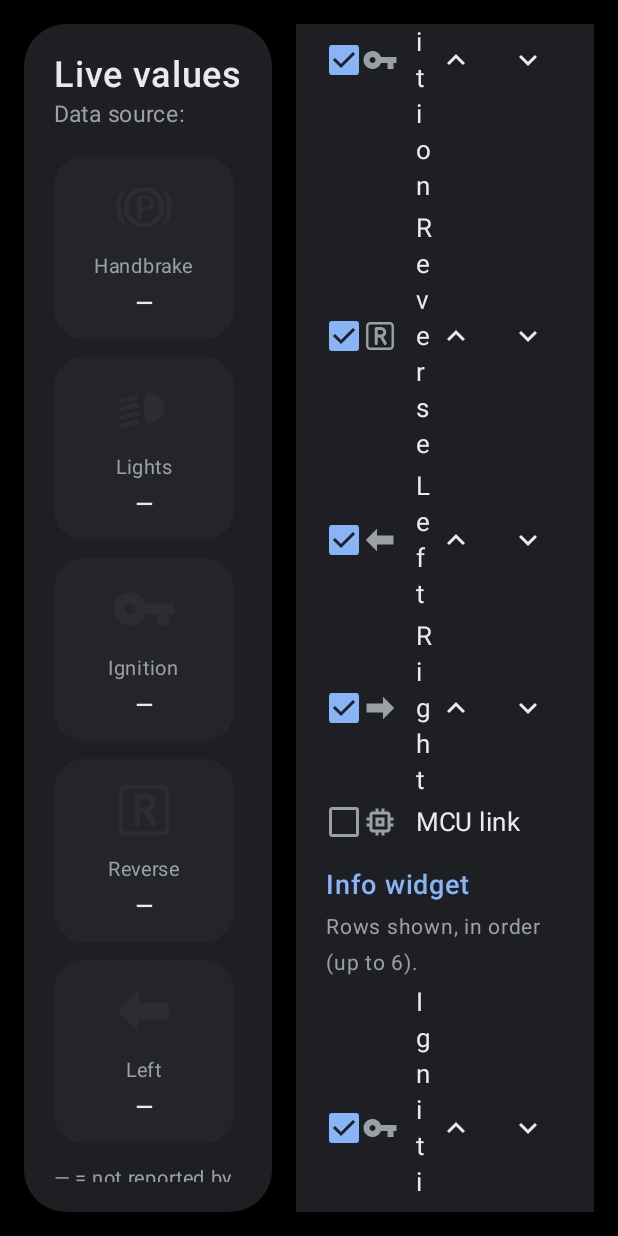
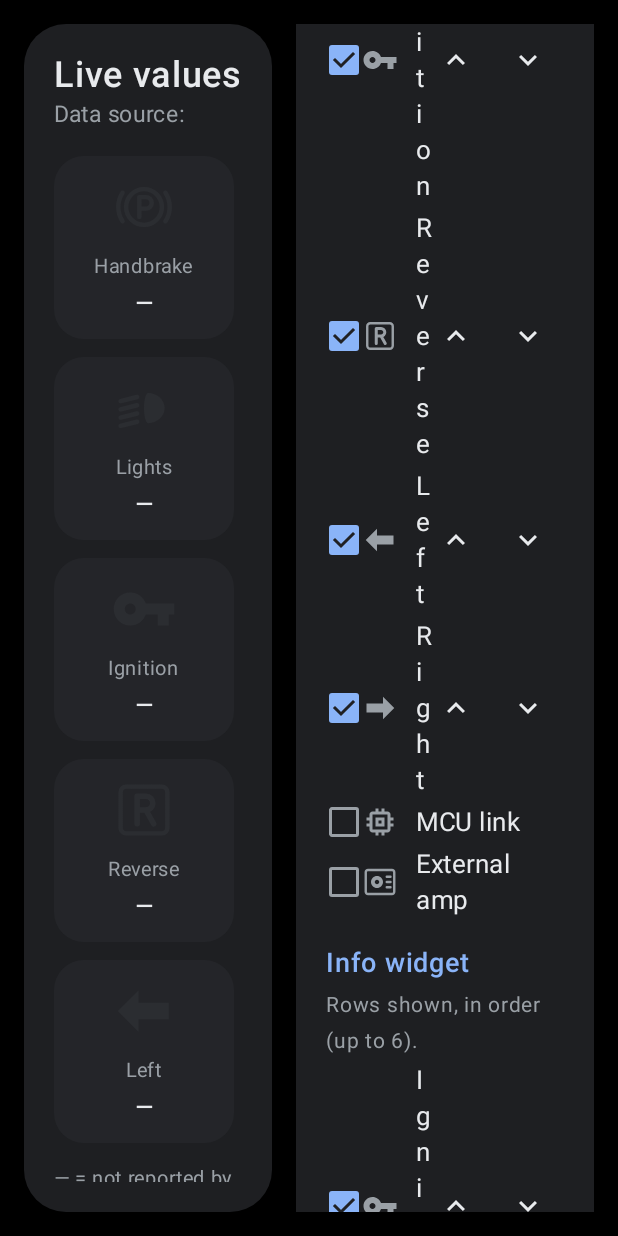
Before and after one commit to LibreHU/LibreHU-widget-app, an Android app built with Jetpack Compose: the screen it shows after launch (MainActivity), scrolled down 554 dp, on a phone screen of 412 x 824 dp. Run offline under Robolectric (Android 15) with nearby library versions, the phone set to English and light mode, and no system bars.

Commit message:
External amplifier probe; redraw on launcher theme changes
- New EXT_AMP probe: lamp lit while the external amplifier remote (REM)
  output is powered (setting enabled and ignition on); in the default
  info rows; simulated in demo mode.
- THEME_CHANGED from the launcher (sent to this package) restarts the
  widget service when widgets exist.

Co-Authored-By: Claude Opus 5.5 <noreply@anthropic.com>
Claude-Session: https://claude.ai/code/session_011cBHDDd5gMBpcC8eHigZCi

```diff
--- a/app/src/main/java/org/librehu/widgets/data/Probe.kt
+++ b/app/src/main/java/org/librehu/widgets/data/Probe.kt
@@ -16,6 +16,8 @@ data class VehicleData(
     val mcuVersion: String? = null,
     val volume: Int? = null,
     val maxVolume: Int? = null,
+    /** External amplifier remote (REM) output powered: setting enabled and ignition on. */
+    val externalAmp: Boolean? = null,
     /** SystemClock.elapsedRealtime() when the ignition was switched on (trip timer), null when off / unknown. */
     val accSince: Long? = null,
 )
@@ -39,6 +41,7 @@ enum class Probe(
     TURN_LEFT(ProbeKind.STATE, R.string.probe_turn_left, R.drawable.ic_probe_turn_left, 0xFF4CAF50.toInt()),
     TURN_RIGHT(ProbeKind.STATE, R.string.probe_turn_right, R.drawable.ic_probe_turn_right, 0xFF4CAF50.toInt()),
     LINK(ProbeKind.STATE, R.string.probe_link, R.drawable.ic_probe_link, 0xFF8AB4F8.toInt()),
+    EXT_AMP(ProbeKind.STATE, R.string.probe_ext_amp, R.drawable.ic_probe_amp, 0xFFFFB300.toInt()),
     MCU_VERSION(ProbeKind.TEXT, R.string.probe_mcu_version, R.drawable.ic_probe_link, 0),
     VOLUME(ProbeKind.TEXT, R.string.probe_volume, R.drawable.ic_probe_volume, 0),
     TRIP(ProbeKind.TEXT, R.string.probe_trip, R.drawable.ic_probe_trip, 0),
@@ -53,6 +56,7 @@ enum class Probe(
             TURN_LEFT -> d.turnLeft
             TURN_RIGHT -> d.turnRight
             LINK -> d.linkOnline
+            EXT_AMP -> d.externalAmp
             else -> null
         }
 
--- a/app/src/main/java/org/librehu/widgets/data/WidgetSettings.kt
+++ b/app/src/main/java/org/librehu/widgets/data/WidgetSettings.kt
@@ -11,7 +11,7 @@ data class WidgetSettings(
     /** Indicator lamps of the "indicators" widget, in order. */
     val indicators: List<Probe> = listOf(Probe.HANDBRAKE, Probe.HEADLIGHTS, Probe.ACC, Probe.REVERSE, Probe.TURN_LEFT, Probe.TURN_RIGHT),
     /** Rows of the "info" widget, in order. */
-    val infoRows: List<Probe> = listOf(Probe.ACC, Probe.HANDBRAKE, Probe.TRIP, Probe.VOLUME, Probe.MCU_VERSION),
+    val infoRows: List<Probe> = listOf(Probe.ACC, Probe.HANDBRAKE, Probe.EXT_AMP, Probe.TRIP, Probe.VOLUME, Probe.MCU_VERSION),
     val showLabels: Boolean = true,
     val clockShowsTrip: Boolean = true,
     val theme: ThemeMode = ThemeMode.FOLLOW,
--- a/app/src/main/java/org/librehu/widgets/source/VehicleSource.kt
+++ b/app/src/main/java/org/librehu/widgets/source/VehicleSource.kt
@@ -57,6 +57,7 @@ class DemoSource : VehicleSource {
                         mcuVersion = "JCST_AC8257_8T7-2024.08.09",
                         volume = 12 + tick % 6,
                         maxVolume = 40,
+                        externalAmp = (tick / 6) % 2 == 0,
                         accSince = since,
                     ),
                 )
--- /dev/null
+++ b/app/src/main/res/drawable/ic_probe_amp.xml
@@ -0,0 +1,20 @@
+<vector xmlns:android="http://schemas.android.com/apk/res/android"
+    android:width="48dp"
+    android:height="48dp"
+    android:viewportWidth="24"
+    android:viewportHeight="24">
+    <!-- Amplifier: box with a speaker and level marks. -->
+    <path
+        android:pathData="M4,4h16a1.5,1.5 0 0,1 1.5,1.5v13a1.5,1.5 0 0,1 -1.5,1.5h-16a1.5,1.5 0 0,1 -1.5,-1.5v-13a1.5,1.5 0 0,1 1.5,-1.5z"
+        android:strokeColor="#FFFFFFFF"
+        android:strokeLineJoin="round"
+        android:strokeWidth="1.6" />
+    <path
+        android:fillColor="#FFFFFFFF"
+        android:pathData="M10,12m-4,0a4,4 0 1,1 8,0a4,4 0 1,1 -8,0M10,12m-1.5,0a1.5,1.5 0 1,0 3,0a1.5,1.5 0 1,0 -3,0" />
+    <path
+        android:pathData="M16.5,8.5h2.5M16.5,12h2.5M16.5,15.5h2.5"
+        android:strokeColor="#FFFFFFFF"
+        android:strokeLineCap="round"
+        android:strokeWidth="1.6" />
+</vector>
--- a/app/src/main/res/values/strings.xml
+++ b/app/src/main/res/values/strings.xml
@@ -44,4 +44,5 @@
     <string name="move_up">Up</string>
     <string name="move_down">Down</string>
     <string name="unknown_hint">— = not reported by this data source.</string>
+    <string name="probe_ext_amp">External amp</string>
 </resources>
```
Also changed, not shown: app/src/main/AndroidManifest.xml (+8 -0 lines), app/src/main/java/org/librehu/widgets/ThemeChangedReceiver.kt (added, +16 -0 lines), 2 other files.
